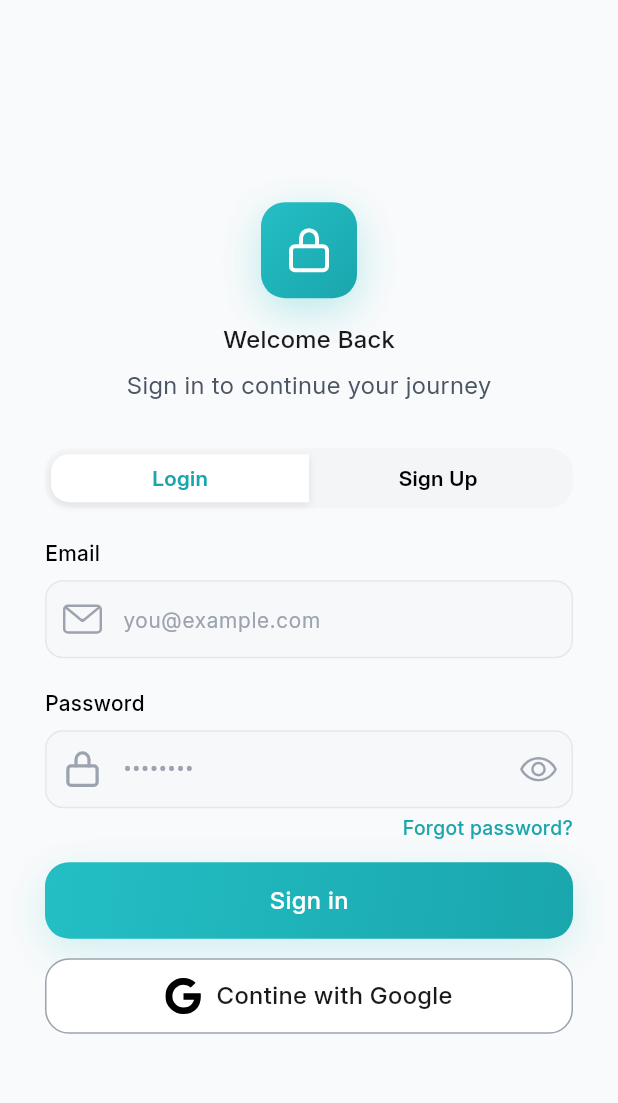
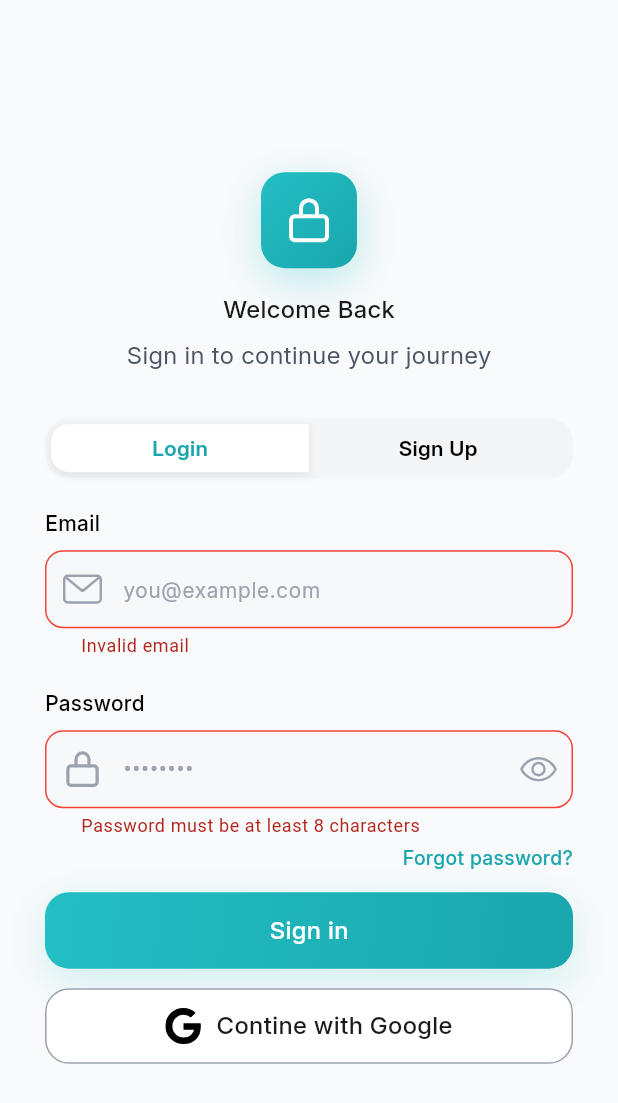
Before and after one commit to Abdulrahman-Mohamed-Hammad/Graduation-Project-PixRevive, a Flutter app: the ResetPassword screen opened by its route, after a tap on "Back to Login", after a tap on "Sign in", on a phone screen of 412 x 824 dp. Shown: the top 1103 px of the screen. Run offline on Flutter 3.47's test engine with Material 3 defaults, Android fonts, the phone set to English and light mode, and no system bars; our stand-ins replace dartz, dio, dotted_border, flutter_bloc, flutter_svg, gap and 3 more; missing offline and left inert: color_filter_extension.

Commit message:
Add enhancment Screen and  Filters (Brightness,Contrast)

```diff
--- a/pix_revive/lib/core/constants/app_colors.dart
+++ b/pix_revive/lib/core/constants/app_colors.dart
@@ -5,6 +5,7 @@ class Kcolor {
   static const white = Color(0xFFFFFFFF);
   static const black = Color(0xFF000000);
   static const gray = Color(0xFF414348);
+  static const grayOpacity = Color(0x413F4347);
   static const lightgray = Color(0xFFF3F4F6);
 
   static const firstGradient = Color(0xFF23BFC5);
@@ -19,21 +20,25 @@ class Kcolor {
   static const gold = Color(0xFFEFBF04);
 }
 
-OutlineInputBorder custombordor = OutlineInputBorder(
+OutlineInputBorder customborder = OutlineInputBorder(
   borderRadius: BorderRadius.circular(12),
   borderSide: BorderSide(color: Color(0xFFE5E7EB)),
 );
+OutlineInputBorder errorbordor = OutlineInputBorder(
+  borderRadius: BorderRadius.circular(12),
+  borderSide: BorderSide(color: Colors.red),
+);
 
 var inputDecoration = InputDecoration(
-  enabledBorder: custombordor,
-  focusedBorder: custombordor,
+  enabledBorder: customborder,
+  focusedBorder: customborder,
   contentPadding: const EdgeInsets.symmetric(horizontal: 20, vertical: 14),
   isDense: true,
 
   hintStyle: TextStyle(color: Kcolor.inputTextFormField),
   filled: true,
-  errorBorder: custombordor,
-  focusedErrorBorder: custombordor,
+  errorBorder: errorbordor,
+  focusedErrorBorder: errorbordor,
 
   floatingLabelAlignment: FloatingLabelAlignment.start,
   fillColor: Kcolor.lightgray.withValues(alpha: 0.3),
--- a/pix_revive/lib/core/constants/app_fonts.dart
+++ b/pix_revive/lib/core/constants/app_fonts.dart
@@ -12,9 +12,28 @@ class Kfonts {
     fontFamily: Kfonts.family,
     fontWeight: FontWeight.w600,
   );
+  static const TextStyle semiBold20 = TextStyle(
+    fontSize: 20,
+    color: Kcolor.gray,
+    fontFamily: Kfonts.family,
+    fontWeight: FontWeight.w600,
+  );
+  static const TextStyle semiBold14 = TextStyle(
+    fontSize: 14,
+    color: Kcolor.gray,
+    fontFamily: Kfonts.family,
+    fontWeight: FontWeight.w600,
+  );
 
   static const TextStyle meduim16 = TextStyle(
     fontSize: 16,
+    color: Kcolor.titleColor,
+    fontFamily: Kfonts.family,
+    fontWeight: FontWeight.w500,
+  );
+
+  static const TextStyle meduim20 = TextStyle(
+    fontSize: 20,
     color: Kcolor.titleColor,
     fontFamily: Kfonts.family,
     fontWeight: FontWeight.w500,
--- a/pix_revive/lib/core/constants/app_icons.dart
+++ b/pix_revive/lib/core/constants/app_icons.dart
@@ -8,5 +8,13 @@ class Kicon {
   static const String upload = "assets/Icons/upload.svg";
   static const String crown = "assets/Icons/crown.svg";
   static const String shield = "assets/Icons/shield.svg";
+  static const String download = "assets/Icons/download.svg";
+  static const String backArrow = "assets/Icons/back_arrow.svg";
+  static const String contrast = "assets/Icons/contrast.svg";
+  static const String brightness = "assets/Icons/brightness.svg";
+  static const String denoising = "assets/Icons/denoising.svg";
+  static const String superResolution = "assets/Icons/superResolution.svg";
+  static const String deblur = "assets/Icons/deblur.svg";
+
   static const String dotsWave = "assets/Icons/DotsWave.json";
 }
--- a/pix_revive/lib/core/router/go_router.dart
+++ b/pix_revive/lib/core/router/go_router.dart
@@ -1,8 +1,12 @@
 import 'package:flutter/widgets.dart';
+import 'package:flutter_bloc/flutter_bloc.dart';
 import 'package:go_router/go_router.dart';
+import 'package:image_picker/image_picker.dart';
+import 'package:pix_revive/presentation/providers/AppCubit/app_cubit.dart';
 import 'package:pix_revive/presentation/providers/auth_controller.dart';
 import 'package:pix_revive/presentation/screens/auth/forgot_password_screen.dart';
 import 'package:pix_revive/presentation/screens/auth/reset_password.dart';
+import 'package:pix_revive/presentation/screens/edit_image/enhance-images.dart';
 import 'package:pix_revive/presentation/screens/home/home_screen.dart';
 import 'package:pix_revive/presentation/screens/splash/splash_screen.dart';
 
@@ -12,6 +16,7 @@ class KRoutes {
   static String forgotPassword = "/forgotPassword";
   static String resetPassword = "/ResetPassword";
   static String home = "/Home";
+  static String enhanceImages = "/enhanceImages";
 
   static var routes = GoRouter(
     routes: [
@@ -24,10 +29,18 @@ class KRoutes {
         path: forgotPassword,
         builder: (context, state) => ForgotPassword(),
       ),
-      GoRoute(path: home, builder: (context, state) => Home()),
+
       GoRoute(
         path: resetPassword,
         builder: (context, state) => ResetPassword(),
+      ),
+      GoRoute(path: home, builder: (context, state) => Home()),
+      GoRoute(
+        path: enhanceImages,
+        builder: (context, state) => BlocProvider<AppCubit>(
+          create: (context) => AppCubit(),
+          child: EnhanceImages(images: state.extra as List<XFile>),
+        ),
       ),
     ],
   );
--- a/pix_revive/lib/presentation/providers/auth_provider.dart
+++ b/pix_revive/lib/presentation/providers/auth_provider.dart
@@ -20,6 +20,7 @@ class AuthCubit extends Cubit<AuthCubitState> {
   final email = TextEditingController();
   final password = TextEditingController();
   final confirmpassword = TextEditingController();
+  final formKey = GlobalKey<FormState>();
 
   loginAndRegiter(String path, AuthModel model) async {
     emit(LoadingState());
--- a/pix_revive/lib/presentation/screens/auth/login_screen.dart
+++ b/pix_revive/lib/presentation/screens/auth/login_screen.dart
@@ -30,24 +30,38 @@ class LoginScreen extends StatelessWidget {
           go(context, KRoutes.home);
         }
       },
+      child: Form(
+        key: cubit.formKey,
         child: Column(
           crossAxisAlignment: CrossAxisAlignment.start,
           children: [
             Row(),
             Text(
               "Email",
-            style: Kfonts.meduim16.copyWith(fontSize: 14, color: Kcolor.black),
+              style: Kfonts.meduim16.copyWith(
+                fontSize: 14,
+                color: Kcolor.black,
+              ),
             ),
             const Gap(8),
             CustomTextFormFieldEmail(
               hint: "you@example.com",
               controller: cubit.email,
               prefixIcon: CustomIconTextFormField(icon: Kicon.email),
+              validator: (value) {
+                if (!RegExp(r'^[a-zA-Z0-9._%+-]+@[a-zA-Z0-9.-]+\.[a-zA-Z]{2,}$').hasMatch(value!)) {
+                  return "Invalid email";
+                }
+                return null;
+              },
             ),
             const Gap(20),
             Text(
               "Password",
-            style: Kfonts.meduim16.copyWith(fontSize: 14, color: Kcolor.black),
+              style: Kfonts.meduim16.copyWith(
+                fontSize: 14,
+                color: Kcolor.black,
+              ),
             ),
             const Gap(8),
             CustomTextFormFieldPassword(
@@ -55,6 +69,13 @@ class LoginScreen extends StatelessWidget {
               hint: "••••••••",
               prefixIcon: CustomIconTextFormField(icon: Kicon.lock),
               suffixIcon: CustomIconTextFormField(icon: Kicon.openeye),
+              validator: (value) {
+                if (value == null || value.length < 6) {
+                  return "Password must be at least 8 characters";
+                }
+                return null;
+
+              },
             ),
             const Gap(4),
             Align(
@@ -76,10 +97,17 @@ class LoginScreen extends StatelessWidget {
             const Gap(13),
             CustomMainButton(
               text: "Sign in",
-            onTap: () => cubit.loginAndRegiter(
+              onTap: () {
+                if (cubit.formKey.currentState!.validate()) {
+                  cubit.loginAndRegiter(
                     Endpoints.login,
-              AuthModel(email: cubit.email.text, password: cubit.password.text),
+                    AuthModel(
+                      email: cubit.email.text,
+                      password: cubit.password.text,
                     ),
+                  );
+                }
+              },
             ),
 
             const Gap(13),
@@ -96,6 +124,7 @@ class LoginScreen extends StatelessWidget {
               ),
             ),
           ],
+        ),
       ),
     );
   }
--- a/pix_revive/lib/presentation/widgets/inputs/text_form_field_email.dart
+++ b/pix_revive/lib/presentation/widgets/inputs/text_form_field_email.dart
@@ -52,12 +52,14 @@ class CustomTextFormFieldPassword extends StatelessWidget {
 
     this.error,
     this.suffixIcon,
+    this.validator,
   });
   final String hint;
   final String? error;
   final Widget? prefixIcon;
   final Widget? suffixIcon;
   final TextEditingController? controller;
+   final FormFieldValidator<String>? validator;
 
   @override
   Widget build(BuildContext context) {
@@ -75,6 +77,7 @@ class CustomTextFormFieldPassword extends StatelessWidget {
       cursorColor: Kcolor.black,
       cursorErrorColor: Kcolor.black,
       textInputAction: TextInputAction.next,
+      validator: validator,
     );
   }
 }
--- a/pix_revive/pubspec.yaml
+++ b/pix_revive/pubspec.yaml
@@ -8,6 +8,7 @@ environment:
 
 dependencies:
   carousel_slider: ^5.1.1
+  color_filter_extension: ^1.0.1
   dartz: ^0.10.1
   dio: ^5.9.0
   dotted_border: ^3.1.0
```
Also changed, not shown: pix_revive/lib/presentation/providers/AppCubit/app_cubit.dart (added, +38 -0 lines), pix_revive/lib/presentation/screens/edit_image/enhance-images.dart (added, +398 -0 lines), pix_revive/lib/presentation/screens/home/home_screen.dart (+18 -25 lines), pix_revive/lib/presentation/screens/splash/splash_screen.dart (+20 -12 lines), pix_revive/assets/Icons/back_arrow.svg (added), pix_revive/assets/Icons/brightness.svg (added), pix_revive/assets/Icons/contrast.svg (added), pix_revive/assets/Icons/deblur.svg (added), pix_revive/assets/Icons/denoising.svg (added), pix_revive/assets/Icons/download.svg (added), pix_revive/assets/Icons/superResolution.svg (added), pix_revive/pubspec.lock. Lines whose indentation alone changed are shown as unchanged.
